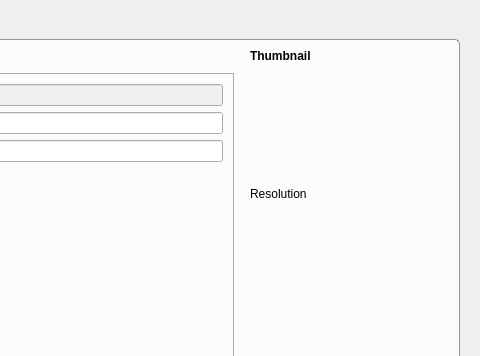
Above: TvShowWidgetEpisode.ui from Komet/MediaElch before the change; both pictures show x 444 to 924 and y 0 to 356 of the 924 by 695 pixel window. Below: the same form after it.
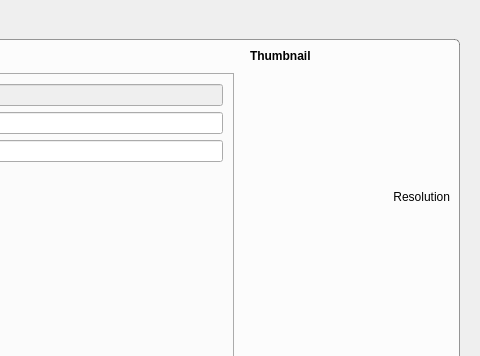
That is the form after the change. Icons and pictures are not drawn. Custom widgets are drawn as their Qt base class.

What changed in the file:
```diff
--- a/TvShowWidgetEpisode.ui
+++ b/TvShowWidgetEpisode.ui
@@ -499,6 +499,30 @@
          </widget>
         </item>
         <item>
+         <layout class="QHBoxLayout" name="horizontalLayout">
+          <item>
+           <widget class="QToolButton" name="buttonPreviewBackdrop">
+            <property name="cursor">
+             <cursorShape>PointingHandCursor</cursorShape>
+            </property>
+            <property name="toolTip">
+             <string>Full Preview</string>
+            </property>
+            <property name="styleSheet">
+             <string notr="true">QToolButton {
+	border: none;
+}</string>
+            </property>
+            <property name="text">
+             <string/>
+            </property>
+            <property name="icon">
+             <iconset resource="MediaElch.qrc">
+              <normaloff>:/img/zoom_in.png</normaloff>:/img/zoom_in.png</iconset>
+            </property>
+           </widget>
+          </item>
+          <item>
          <widget class="QLabel" name="thumbnailResolution">
           <property name="toolTip">
            <string>Resolution</string>
@@ -506,7 +530,12 @@
           <property name="text">
            <string>Resolution</string>
           </property>
-         </widget>
+            <property name="alignment">
+             <set>Qt::AlignRight|Qt::AlignTrailing|Qt::AlignVCenter</set>
+            </property>
+           </widget>
+          </item>
+         </layout>
         </item>
         <item>
          <spacer name="verticalSpacer">
```
Lines whose indentation alone changed are shown as unchanged.
